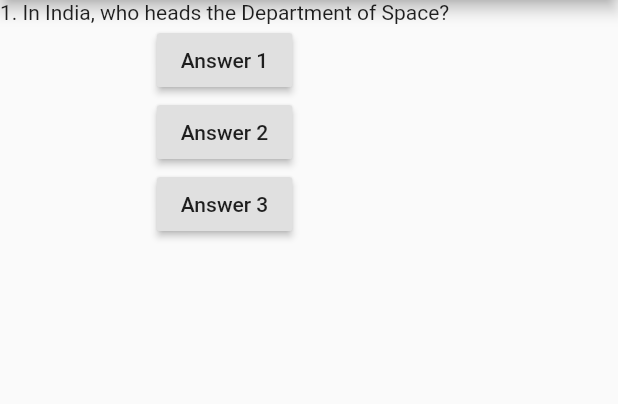
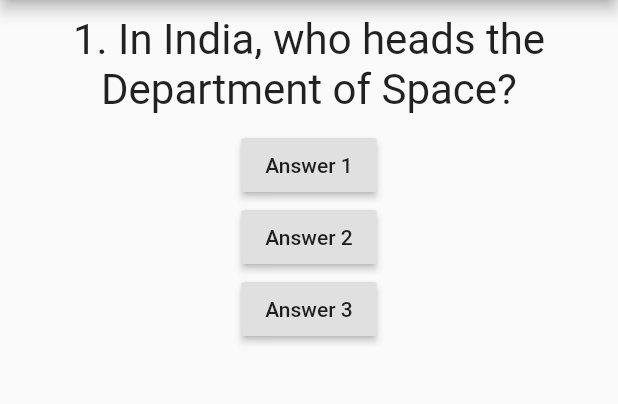
Before and after one commit to madhank93/Quizzy, a Flutter app: the screen it shows after launch, on a phone screen of 412 x 824 dp, the part 84-488 px from its top. Run offline on Flutter 3.47's test engine with Material 2 defaults, Android fonts, the phone set to English and light mode, and no system bars.

Commit message:
styling the widgets

```diff
--- a/lib/main.dart
+++ b/lib/main.dart
@@ -7,7 +7,6 @@ class QuizApp extends StatefulWidget {
 
   @override
   State<StatefulWidget> createState() {
-    // TODO: implement createState
     return _QuizAppState();
   }
 }
--- a/lib/question.dart
+++ b/lib/question.dart
@@ -1,14 +1,19 @@
 import 'package:flutter/material.dart';
 
 class Question extends StatelessWidget {
-  String question;
-  Question(question) {
-    this.question=question;
-  }
+  final String question;
+  Question(this.question);
 
   @override
   Widget build(BuildContext context) {
-    // TODO: implement build
-    return Text(question);
+    return Container(
+      width: double.infinity,
+      margin: EdgeInsets.all(10),
+      child: Text(
+        question,
+        style: TextStyle(fontSize: 28),
+        textAlign: TextAlign.center,
+      ),
+    );
   }
 }
```
